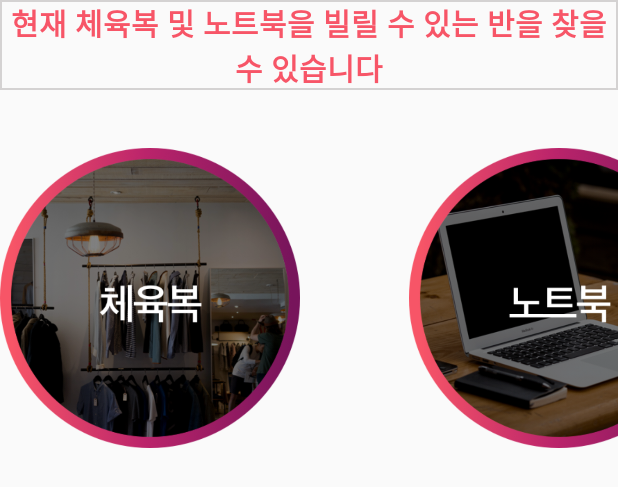
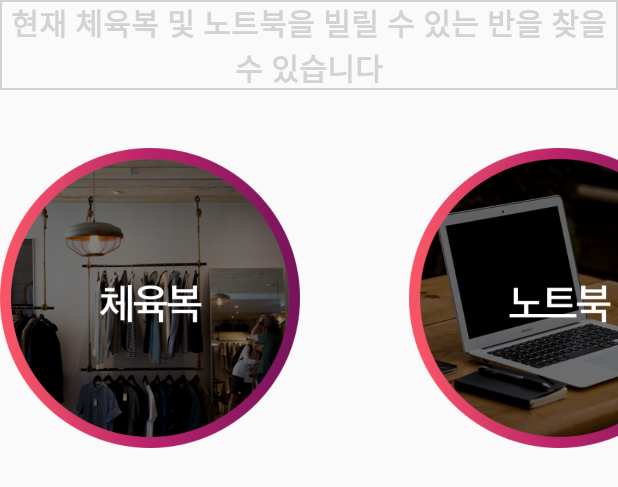
Before and after one commit to ChickenRoom/Dimilife, an Android app: the layout fragment_inside_fourth.xml on its own in the app's theme, with its tools: preview values and no code run, on a phone screen of 412 x 824 dp. Shown: the top 487 px of the screen. Run offline under Robolectric (Android 15) with nearby library versions, the phone set to English and light mode, and no system bars; network calls fail.

Commit message:
text colorchange

```diff
--- a/app/src/main/res/layout/fragment_inside_fourth.xml
+++ b/app/src/main/res/layout/fragment_inside_fourth.xml
@@ -12,7 +12,7 @@
             android:layout_height="60dp"
             android:textAlignment="center"
             android:gravity="center_vertical"
-            android:textColor="@color/buttonSelected"
+            android:textColor="@color/buttonUnSelected"
             android:text="현재 체육복 및 노트북을 빌릴 수 있는 반을 찾을 수 있습니다"
             android:background="@drawable/rectangleback"
             android:textSize="20dp"/>
```
